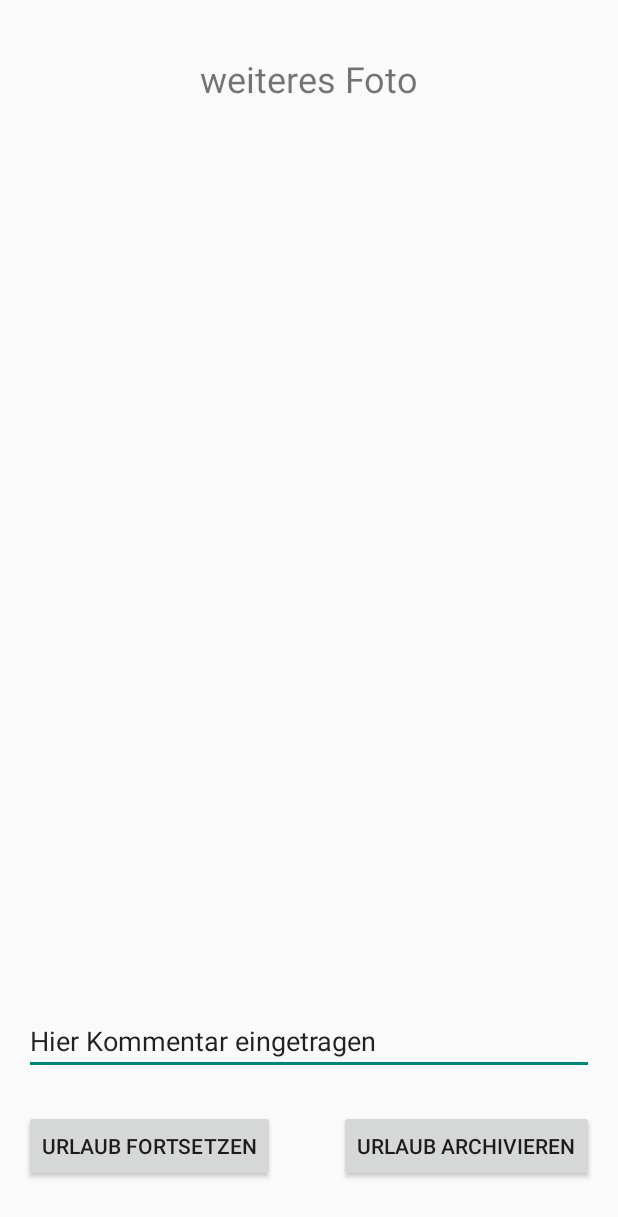
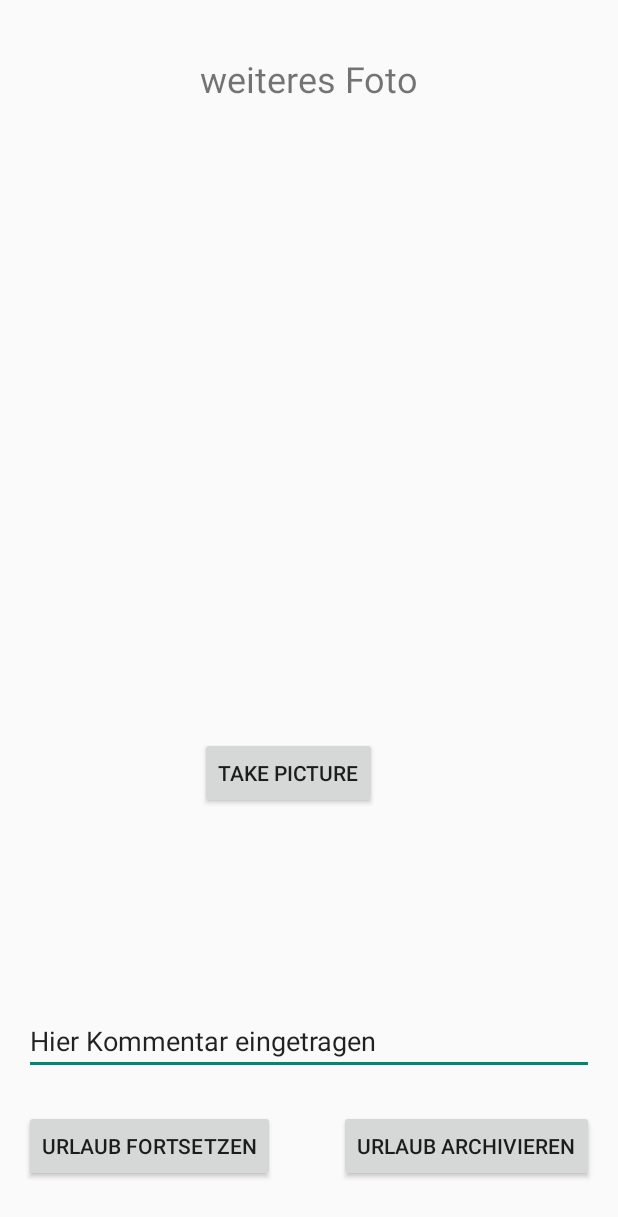
Before and after one commit to MoschersMarco/trip-peer, an Android app: the layout activity_foto_neu.xml on its own in the app's theme, with its tools: preview values and no code run, on a phone screen of 412 x 824 dp. Shown: the top 1217 px of the screen. Run offline under Robolectric (Android 15) with nearby library versions, the phone set to English and light mode, and no system bars.

Commit message:
Camera with button impl

```diff
--- a/app/src/main/AndroidManifest.xml
+++ b/app/src/main/AndroidManifest.xml
@@ -45,6 +45,7 @@
 
         <uses-feature android:name="android.hardware.camera" android:required="true" />
         <uses-permission android:name="android.permission.ACCESS_FINE_LOCATION" />
+        <uses-permission android:name="android.permission.WRITE_EXTERNAL_STORAGE" />
 
     </application>
 
--- a/app/src/main/res/layout/activity_foto_neu.xml
+++ b/app/src/main/res/layout/activity_foto_neu.xml
@@ -17,12 +17,8 @@
         android:layout_marginTop="20dp"
         android:textSize="24dp" />
 
-    <FrameLayout
-        android:id="@+id/camera_preview"
-        android:layout_width="fill_parent"
-        android:layout_height="fill_parent"
-        android:layout_weight="1"
-        />
+
+
 
     // Textbereich, um dem angefertigten Foto mit einem Kommentar zu versehen.
     <EditText
@@ -55,4 +51,15 @@
         android:layout_alignParentBottom="true"
         android:layout_marginBottom="20dp"
         android:layout_alignParentRight="true" />
+
+    <Button
+        android:layout_width="wrap_content"
+        android:layout_height="wrap_content"
+        android:text="Take Picture"
+        android:id="@+id/takePictureButton"
+        android:layout_above="@+id/kommentar_zum_foto"
+        android:layout_alignLeft="@+id/textView2"
+        android:layout_alignStart="@+id/textView2"
+        android:layout_marginBottom="132dp"
+        android:onClick="takeNewPicture" />
 </RelativeLayout>
```
Also changed, not shown: app/src/main/java/com/example/schake/trip_peer/FotoNeu.java (+69 -2 lines).
